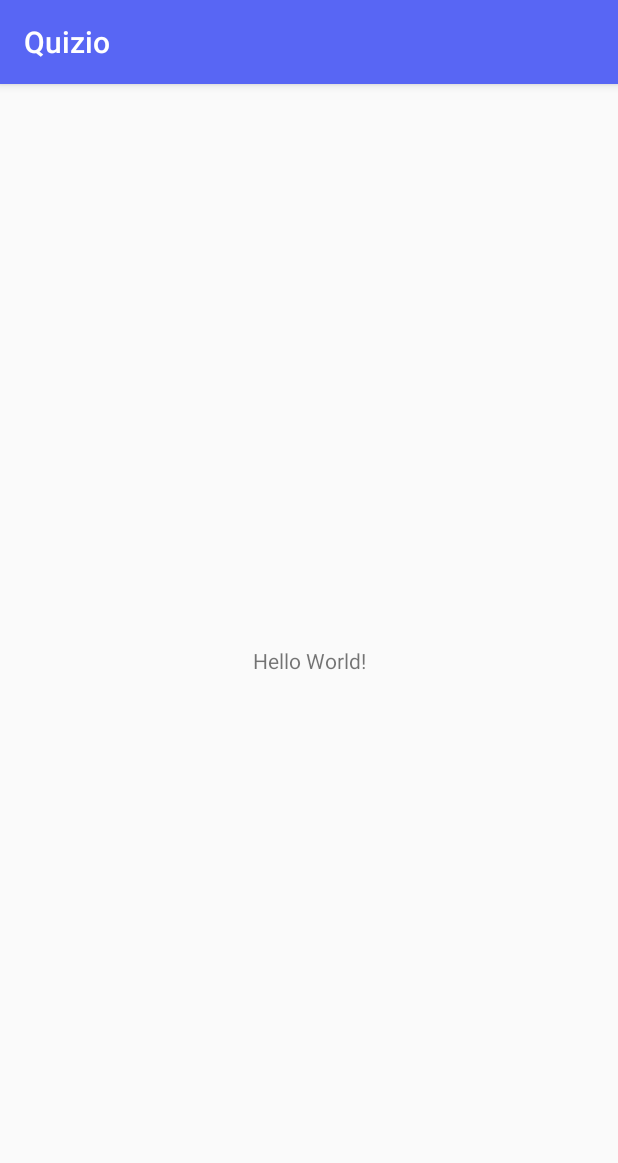
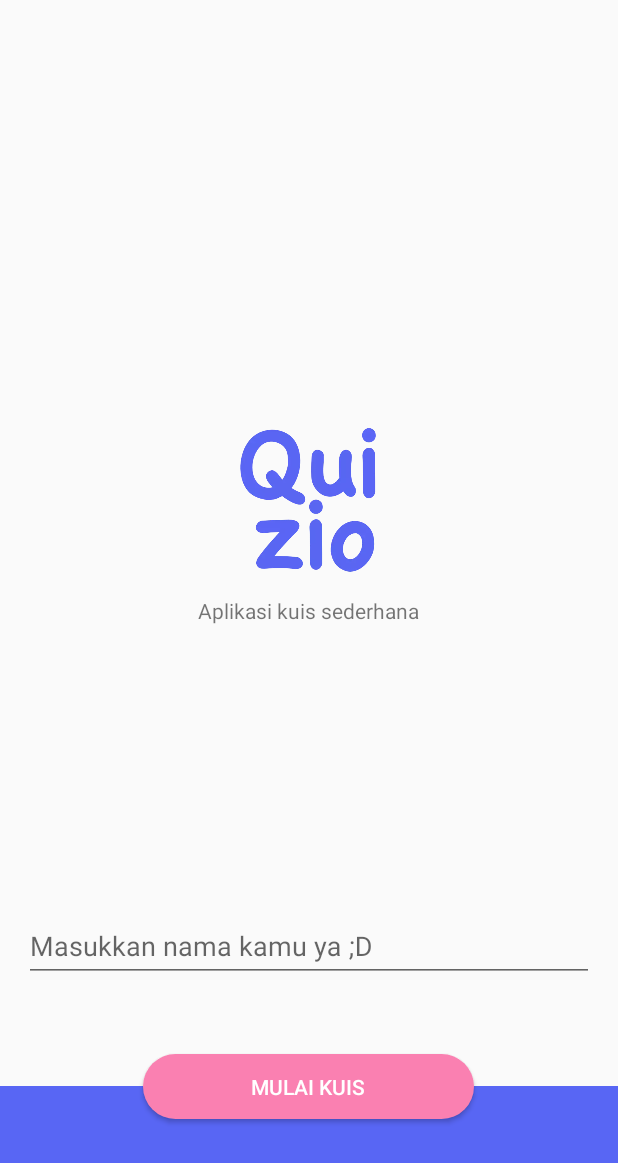
Before and after one commit to CoderJava/Quizio, an Android app: the screen it shows after launch (MainActivity), on a phone screen of 412 x 824 dp. Shown: the top 1163 px of the screen. Run offline under Robolectric (Android 15) with nearby library versions, the phone set to English and light mode, and no system bars.

Commit message:
Update tampilan menu utama

```diff
--- a/app/src/main/java/com/ysn/quizio/MainActivity.java
+++ b/app/src/main/java/com/ysn/quizio/MainActivity.java
@@ -1,14 +1,29 @@
 package com.ysn.quizio;
+
+import android.os.Bundle;
+import android.view.View;
+import android.widget.Button;
+import android.widget.EditText;
 
 import androidx.appcompat.app.AppCompatActivity;
 
-import android.os.Bundle;
+public class MainActivity extends AppCompatActivity {
 
-public class MainActivity extends AppCompatActivity {
+    private Button buttonMulaiKuis;
+    private EditText editTextNama;
 
     @Override
     protected void onCreate(Bundle savedInstanceState) {
         super.onCreate(savedInstanceState);
         setContentView(R.layout.activity_main);
+
+        editTextNama = findViewById(R.id.edit_text_nama_activity_main);
+        buttonMulaiKuis = findViewById(R.id.button_mulai_kuis_activity_main);
+        buttonMulaiKuis.setOnClickListener(new View.OnClickListener() {
+            @Override
+            public void onClick(View view) {
+                // TODO: 2019-08-31 do something in here
+            }
+        });
     }
 }
--- /dev/null
+++ b/app/src/main/res/drawable/bg_button_rounded_accent.xml
@@ -0,0 +1,16 @@
+<?xml version="1.0" encoding="utf-8"?>
+<selector xmlns:android="http://schemas.android.com/apk/res/android">
+    <item android:state_pressed="true">
+        <shape android:shape="rectangle">
+            <solid android:color="#FA90BB" />
+            <corners android:radius="96dp" />
+        </shape>
+    </item>
+    <item>
+        <shape
+            android:shape="rectangle">
+            <solid android:color="#FA80B1" />
+            <corners android:radius="96dp" />
+        </shape>
+    </item>
+</selector>
--- a/app/src/main/res/layout/activity_main.xml
+++ b/app/src/main/res/layout/activity_main.xml
@@ -1,18 +1,83 @@
 <?xml version="1.0" encoding="utf-8"?>
-<androidx.constraintlayout.widget.ConstraintLayout xmlns:android="http://schemas.android.com/apk/res/android"
-    xmlns:app="http://schemas.android.com/apk/res-auto"
+<RelativeLayout xmlns:android="http://schemas.android.com/apk/res/android"
     xmlns:tools="http://schemas.android.com/tools"
     android:layout_width="match_parent"
     android:layout_height="match_parent"
     tools:context=".MainActivity">
 
-    <TextView
+    <LinearLayout
+        android:id="@+id/linear_layout_container_label_app_activity_main"
+        android:layout_width="wrap_content"
+        android:layout_height="match_parent"
+        android:layout_above="@+id/button_mulai_kuis_activity_main"
+        android:layout_centerHorizontal="true"
+        android:focusableInTouchMode="true"
+        android:gravity="center"
+        android:orientation="vertical">
+
+        <ImageView
+            android:layout_width="96dp"
+            android:layout_height="96dp"
+            android:src="@drawable/ic_quizio"
+            tools:ignore="ContentDescription" />
+
+        <TextView
+            android:layout_width="wrap_content"
+            android:layout_height="wrap_content"
+            android:layout_marginTop="@dimen/margin_16dp"
+            android:text="Aplikasi kuis sederhana" />
+
+    </LinearLayout>
+
+    <LinearLayout
+        android:layout_width="match_parent"
+        android:layout_height="wrap_content"
+        android:layout_above="@+id/button_mulai_kuis_activity_main"
+        android:gravity="center"
+        android:orientation="vertical"
+        android:padding="@dimen/margin_16dp"
+        android:layout_marginBottom="@dimen/margin_32dp"
+        >
+
+        <com.google.android.material.textfield.TextInputLayout
+            android:layout_width="match_parent"
+            android:layout_height="wrap_content">
+
+            <EditText
+                android:id="@+id/edit_text_nama_activity_main"
+                android:layout_width="match_parent"
+                android:layout_height="wrap_content"
+                android:hint="Masukkan nama kamu ya ;D"
+                android:inputType="textPersonName"
+                tools:ignore="Autofill" />
+
+        </com.google.android.material.textfield.TextInputLayout>
+
+    </LinearLayout>
+
+    <View
+        android:layout_width="match_parent"
+        android:layout_height="100dp"
+        android:layout_alignParentBottom="true"
+        android:background="@color/colorPrimary" />
+
+    <Button
+        android:id="@+id/button_mulai_kuis_activity_main"
         android:layout_width="wrap_content"
         android:layout_height="wrap_content"
-        android:text="Hello World!"
-        app:layout_constraintBottom_toBottomOf="parent"
-        app:layout_constraintLeft_toLeftOf="parent"
-        app:layout_constraintRight_toRightOf="parent"
-        app:layout_constraintTop_toTopOf="parent" />
+        android:layout_alignParentBottom="true"
+        android:layout_centerHorizontal="true"
+        android:layout_marginBottom="78dp"
+        android:background="@drawable/bg_button_rounded_accent"
+        android:minWidth="0dp"
+        android:minHeight="0dp"
+        android:paddingStart="@dimen/margin_72dp"
+        android:paddingLeft="@dimen/margin_72dp"
+        android:paddingTop="@dimen/margin_12dp"
+        android:paddingEnd="@dimen/margin_72dp"
+        android:paddingRight="@dimen/margin_72dp"
+        android:paddingBottom="@dimen/margin_12dp"
+        android:text="Mulai Kuis"
+        android:textColor="@android:color/white" />
 
-</androidx.constraintlayout.widget.ConstraintLayout>
+</RelativeLayout>
--- a/app/src/main/res/values/styles.xml
+++ b/app/src/main/res/values/styles.xml
@@ -1,7 +1,7 @@
 <resources>
 
     <!-- Base application theme. -->
-    <style name="AppTheme" parent="Theme.AppCompat.Light.DarkActionBar">
+    <style name="AppTheme" parent="Theme.AppCompat.Light.NoActionBar">
         <!-- Customize your theme here. -->
         <item name="colorPrimary">@color/colorPrimary</item>
         <item name="colorPrimaryDark">@color/colorPrimaryDark</item>
```
Also changed, not shown: app/src/main/res/drawable/ic_quizio.webp (added).
